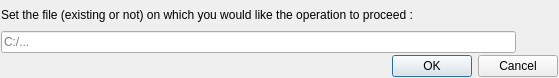
AmirHammouteneEI/ScheduledPasteAndKeys, file ui/getdialogs/getFilePathDialog.ui: the form before one commit.
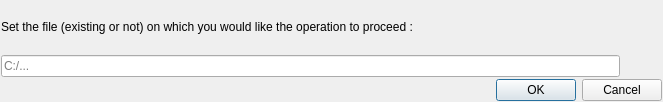
The form after the commit. Icons and pictures are not drawn.

```diff
--- a/ui/getdialogs/getFilePathDialog.ui
+++ b/ui/getdialogs/getFilePathDialog.ui
@@ -6,8 +6,8 @@
    <rect>
     <x>0</x>
     <y>0</y>
-    <width>559</width>
-    <height>78</height>
+    <width>663</width>
+    <height>102</height>
    </rect>
   </property>
   <property name="windowTitle">
@@ -59,9 +59,11 @@
        <property name="toolTip">
         <string>Browse a directory in order to help to set the path...</string>
        </property>
-       <property name="icon">
-        <iconset resource="../resources.qrc">
-         <normaloff>:/img/browseFolder.png</normaloff>:/img/browseFolder.png</iconset>
+       <property name="iconSize">
+        <size>
+         <width>24</width>
+         <height>24</height>
+        </size>
        </property>
        <property name="flat">
         <bool>true</bool>
```
Left out of the diff: 4 changed lines with no effect on the pictures.
